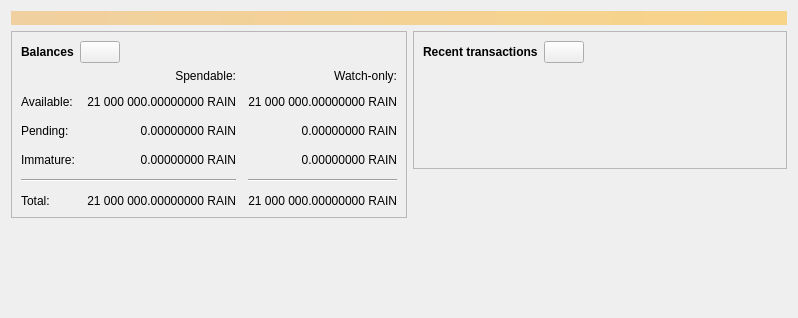
Old version of the form src/qt/forms/overviewpage.ui in the repository BlockMechanic/rain.
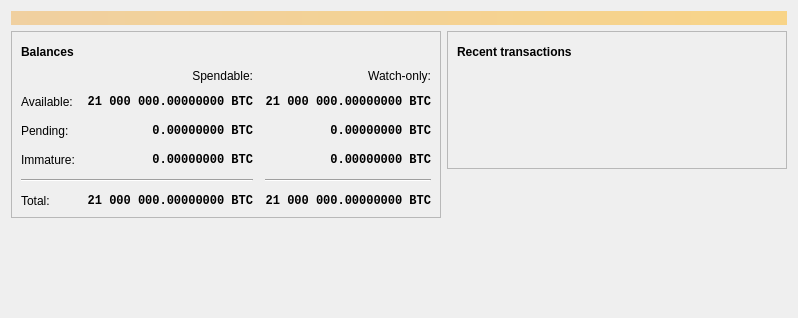
New version of the form. Icons and pictures are not drawn. Custom widgets are drawn as their Qt base class.

```diff
--- a/src/qt/forms/overviewpage.ui
+++ b/src/qt/forms/overviewpage.ui
@@ -68,7 +68,7 @@
               </property>
               <property name="maximumSize">
                <size>
-                <width>45</width>
+                <width>30</width>
                 <height>16777215</height>
                </size>
               </property>
@@ -89,6 +89,9 @@
                 <height>24</height>
                </size>
               </property>
+              <property name="flat">
+               <bool>true</bool>
+              </property>
              </widget>
             </item>
             <item>
@@ -113,6 +116,13 @@
             </property>
             <item row="2" column="2">
              <widget class="QLabel" name="labelWatchPending">
+              <property name="font">
+               <font>
+                <family>Monospace</family>
+                <weight>75</weight>
+                <bold>true</bold>
+               </font>
+              </property>
               <property name="cursor">
                <cursorShape>IBeamCursor</cursorShape>
               </property>
@@ -120,7 +130,7 @@
                <string>Unconfirmed transactions to watch-only addresses</string>
               </property>
               <property name="text">
-               <string notr="true">0.00000000 RAIN</string>
+               <string notr="true">0.00000000 BTC</string>
               </property>
               <property name="alignment">
                <set>Qt::AlignRight|Qt::AlignTrailing|Qt::AlignVCenter</set>
@@ -132,6 +142,13 @@
             </item>
             <item row="2" column="1">
              <widget class="QLabel" name="labelUnconfirmed">
+              <property name="font">
+               <font>
+                <family>Monospace</family>
+                <weight>75</weight>
+                <bold>true</bold>
+               </font>
+              </property>
               <property name="cursor">
                <cursorShape>IBeamCursor</cursorShape>
               </property>
@@ -139,7 +156,7 @@
                <string>Total of transactions that have yet to be confirmed, and do not yet count toward the spendable balance</string>
               </property>
               <property name="text">
-               <string notr="true">0.00000000 RAIN</string>
+               <string notr="true">0.00000000 BTC</string>
               </property>
               <property name="alignment">
                <set>Qt::AlignRight|Qt::AlignTrailing|Qt::AlignVCenter</set>
@@ -151,6 +168,13 @@
             </item>
             <item row="3" column="2">
              <widget class="QLabel" name="labelWatchImmature">
+              <property name="font">
+               <font>
+                <family>Monospace</family>
+                <weight>75</weight>
+                <bold>true</bold>
+               </font>
+              </property>
               <property name="cursor">
                <cursorShape>IBeamCursor</cursorShape>
               </property>
@@ -158,7 +182,7 @@
                <string>Mined balance in watch-only addresses that has not yet matured</string>
               </property>
               <property name="text">
-               <string notr="true">0.00000000 RAIN</string>
+               <string notr="true">0.00000000 BTC</string>
               </property>
               <property name="alignment">
                <set>Qt::AlignRight|Qt::AlignTrailing|Qt::AlignVCenter</set>
@@ -203,6 +227,13 @@
             </item>
             <item row="3" column="1">
              <widget class="QLabel" name="labelImmature">
+              <property name="font">
+               <font>
+                <family>Monospace</family>
+                <weight>75</weight>
+                <bold>true</bold>
+               </font>
+              </property>
               <property name="cursor">
                <cursorShape>IBeamCursor</cursorShape>
               </property>
@@ -210,7 +241,7 @@
                <string>Mined balance that has not yet matured</string>
               </property>
               <property name="text">
-               <string notr="true">0.00000000 RAIN</string>
+               <string notr="true">0.00000000 BTC</string>
               </property>
               <property name="alignment">
                <set>Qt::AlignRight|Qt::AlignTrailing|Qt::AlignVCenter</set>
@@ -242,6 +273,13 @@
             </item>
             <item row="5" column="1">
              <widget class="QLabel" name="labelTotal">
+              <property name="font">
+               <font>
+                <family>Monospace</family>
+                <weight>75</weight>
+                <bold>true</bold>
+               </font>
+              </property>
               <property name="cursor">
                <cursorShape>IBeamCursor</cursorShape>
               </property>
@@ -249,7 +287,7 @@
                <string>Your current total balance</string>
               </property>
               <property name="text">
-               <string notr="true">21 000 000.00000000 RAIN</string>
+               <string notr="true">21 000 000.00000000 BTC</string>
               </property>
               <property name="alignment">
                <set>Qt::AlignRight|Qt::AlignTrailing|Qt::AlignVCenter</set>
@@ -261,6 +299,13 @@
             </item>
             <item row="5" column="2">
              <widget class="QLabel" name="labelWatchTotal">
+              <property name="font">
+               <font>
+                <family>Monospace</family>
+                <weight>75</weight>
+                <bold>true</bold>
+               </font>
+              </property>
               <property name="cursor">
                <cursorShape>IBeamCursor</cursorShape>
               </property>
@@ -268,7 +313,7 @@
                <string>Current total balance in watch-only addresses</string>
               </property>
               <property name="text">
-               <string notr="true">21 000 000.00000000 RAIN</string>
+               <string notr="true">21 000 000.00000000 BTC</string>
               </property>
               <property name="alignment">
                <set>Qt::AlignRight|Qt::AlignTrailing|Qt::AlignVCenter</set>
@@ -297,6 +342,13 @@
             </item>
             <item row="1" column="1">
              <widget class="QLabel" name="labelBalance">
+              <property name="font">
+               <font>
+                <family>Monospace</family>
+                <weight>75</weight>
+                <bold>true</bold>
+               </font>
+              </property>
               <property name="cursor">
                <cursorShape>IBeamCursor</cursorShape>
               </property>
@@ -304,7 +356,7 @@
                <string>Your current spendable balance</string>
               </property>
               <property name="text">
-               <string notr="true">21 000 000.00000000 RAIN</string>
+               <string notr="true">21 000 000.00000000 BTC</string>
               </property>
               <property name="alignment">
                <set>Qt::AlignRight|Qt::AlignTrailing|Qt::AlignVCenter</set>
@@ -316,6 +368,13 @@
             </item>
             <item row="1" column="2">
              <widget class="QLabel" name="labelWatchAvailable">
+              <property name="font">
+               <font>
+                <family>Monospace</family>
+                <weight>75</weight>
+                <bold>true</bold>
+               </font>
+              </property>
               <property name="cursor">
                <cursorShape>IBeamCursor</cursorShape>
               </property>
@@ -323,7 +382,7 @@
                <string>Your current balance in watch-only addresses</string>
               </property>
               <property name="text">
-               <string notr="true">21 000 000.00000000 RAIN</string>
+               <string notr="true">21 000 000.00000000 BTC</string>
               </property>
               <property name="alignment">
                <set>Qt::AlignRight|Qt::AlignTrailing|Qt::AlignVCenter</set>
@@ -403,7 +462,7 @@
               </property>
               <property name="maximumSize">
                <size>
-                <width>45</width>
+                <width>30</width>
                 <height>16777215</height>
                </size>
               </property>
@@ -424,6 +483,9 @@
                 <height>24</height>
                </size>
               </property>
+              <property name="flat">
+               <bool>true</bool>
+              </property>
              </widget>
             </item>
             <item>
```
